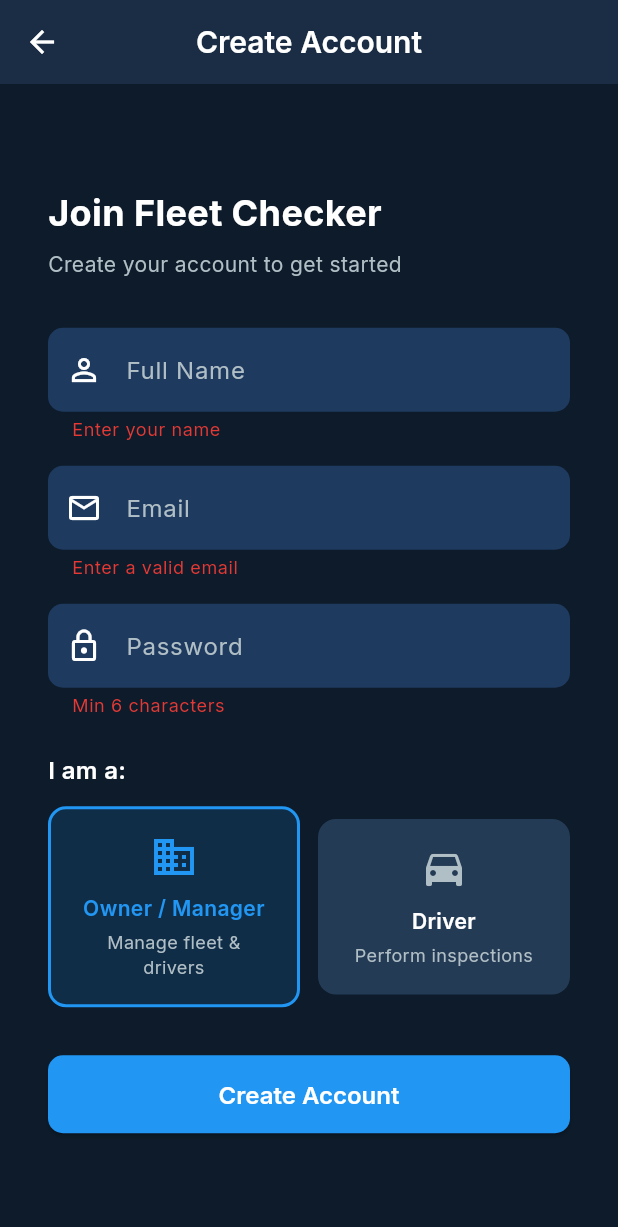
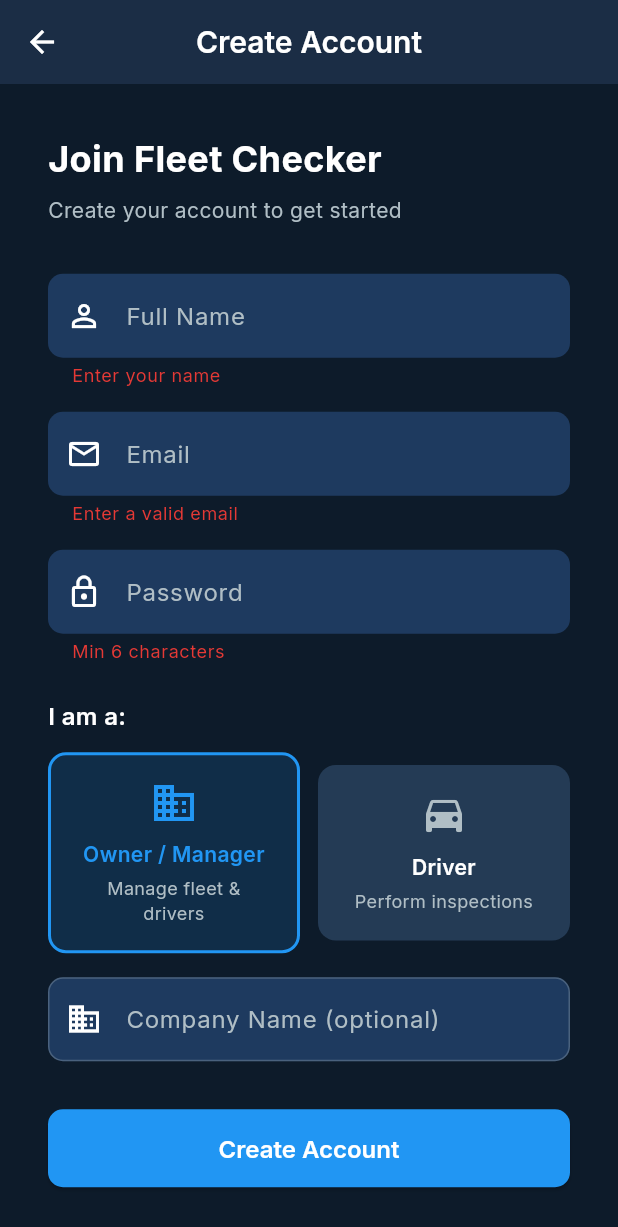
Before and after one commit to anirudhatalmale6-alt/fleet-checker, a Flutter app: the RegisterScreen screen opened directly, after a tap on "Create Account", on a phone screen of 412 x 824 dp. Shown: the top 1227 px of the screen. Run offline on Flutter 3.47's test engine with Material 3 defaults, Android fonts, the phone set to English and light mode, and no system bars; our stand-ins replace cloud_firestore, firebase_auth, firebase_core, firebase_storage, google_fonts, image_picker and 2 more; accounts and stored records are empty.

Commit message:
Add company name field to owner registration and dashboard

```diff
--- a/lib/models/user_model.dart
+++ b/lib/models/user_model.dart
@@ -6,6 +6,7 @@ class AppUser {
   final String name;
   final UserRole role;
   final String? ownerId; // For drivers, links to their owner
+  final String? companyName; // For owners
 
   AppUser({
     required this.id,
@@ -13,6 +14,7 @@ class AppUser {
     required this.name,
     required this.role,
     this.ownerId,
+    this.companyName,
   });
 
   Map<String, dynamic> toMap() => {
@@ -21,6 +23,7 @@ class AppUser {
         'name': name,
         'role': role.name,
         'ownerId': ownerId,
+        'companyName': companyName,
       };
 
   factory AppUser.fromMap(Map<String, dynamic> map) => AppUser(
@@ -29,5 +32,6 @@ class AppUser {
         name: map['name'],
         role: UserRole.values.byName(map['role']),
         ownerId: map['ownerId'],
+        companyName: map['companyName'],
       );
 }
--- a/lib/screens/auth/register_screen.dart
+++ b/lib/screens/auth/register_screen.dart
@@ -16,6 +16,7 @@ class _RegisterScreenState extends State<RegisterScreen> {
   final _nameCtrl = TextEditingController();
   final _emailCtrl = TextEditingController();
   final _passwordCtrl = TextEditingController();
+  final _companyCtrl = TextEditingController();
   UserRole _role = UserRole.owner;
   bool _loading = false;
   String? _error;
@@ -32,6 +33,11 @@ class _RegisterScreenState extends State<RegisterScreen> {
           password: _passwordCtrl.text,
           name: _nameCtrl.text.trim(),
           role: _role,
+          companyName: _role == UserRole.owner
+              ? _companyCtrl.text.trim().isEmpty
+                  ? null
+                  : _companyCtrl.text.trim()
+              : null,
         );
 
     if (mounted) {
@@ -158,6 +164,16 @@ class _RegisterScreenState extends State<RegisterScreen> {
                     ),
                   ],
                 ),
+                if (_role == UserRole.owner) ...[
+                  const SizedBox(height: 16),
+                  TextFormField(
+                    controller: _companyCtrl,
+                    decoration: const InputDecoration(
+                      labelText: 'Company Name (optional)',
+                      prefixIcon: Icon(Icons.business_outlined),
+                    ),
+                  ),
+                ],
                 if (_error != null) ...[
                   const SizedBox(height: 12),
                   Text(_error!, style: const TextStyle(color: AppTheme.danger)),
@@ -192,6 +208,7 @@ class _RegisterScreenState extends State<RegisterScreen> {
     _nameCtrl.dispose();
     _emailCtrl.dispose();
     _passwordCtrl.dispose();
+    _companyCtrl.dispose();
     super.dispose();
   }
 }
--- a/lib/services/auth_service.dart
+++ b/lib/services/auth_service.dart
@@ -14,6 +14,7 @@ abstract class AuthService extends ChangeNotifier {
     required String name,
     required UserRole role,
     String? ownerId,
+    String? companyName,
   });
 
   Future<String?> login(String email, String password);
@@ -33,6 +34,8 @@ abstract class AuthService extends ChangeNotifier {
     required String ownerId,
   });
 
+  Future<void> updateProfile(Map<String, dynamic> data);
+
   Stream<List<AppUser>> watchDriversForOwner(String ownerId);
   Future<List<AppUser>> getDriversForOwner(String ownerId);
   Stream<List<Map<String, dynamic>>> watchInvitesForOwner(String ownerId);
```
Also changed, not shown: lib/screens/owner/owner_dashboard.dart (+73 -0 lines), lib/services/firebase_auth_service.dart (+10 -0 lines), lib/services/mock_auth_service.dart (+18 -0 lines), 1 other file.
